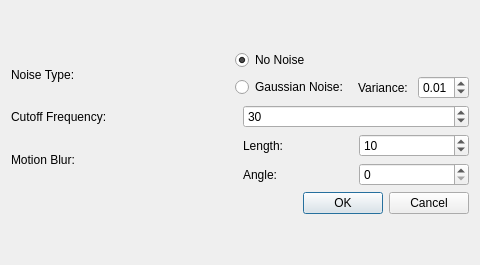
hubutui/ImageProcessingKit, file dialoginversefilter.ui: the form before one commit.
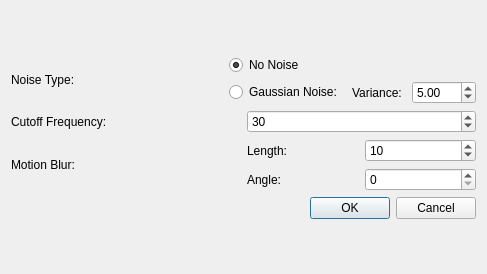
The form after the commit.

```diff
--- a/dialoginversefilter.ui
+++ b/dialoginversefilter.ui
@@ -6,8 +6,8 @@
    <rect>
     <x>0</x>
     <y>0</y>
-    <width>480</width>
-    <height>265</height>
+    <width>487</width>
+    <height>274</height>
    </rect>
   </property>
   <property name="windowTitle">
@@ -56,13 +56,13 @@
            <item>
             <widget class="QDoubleSpinBox" name="doubleSpinBoxVariance">
              <property name="maximum">
-              <double>5.000000000000000</double>
+              <double>255.000000000000000</double>
              </property>
              <property name="singleStep">
               <double>0.010000000000000</double>
              </property>
              <property name="value">
-              <double>0.010000000000000</double>
+              <double>5.000000000000000</double>
              </property>
             </widget>
            </item>
```
Left out of the diff: 2 changed lines with no effect on the pictures.
